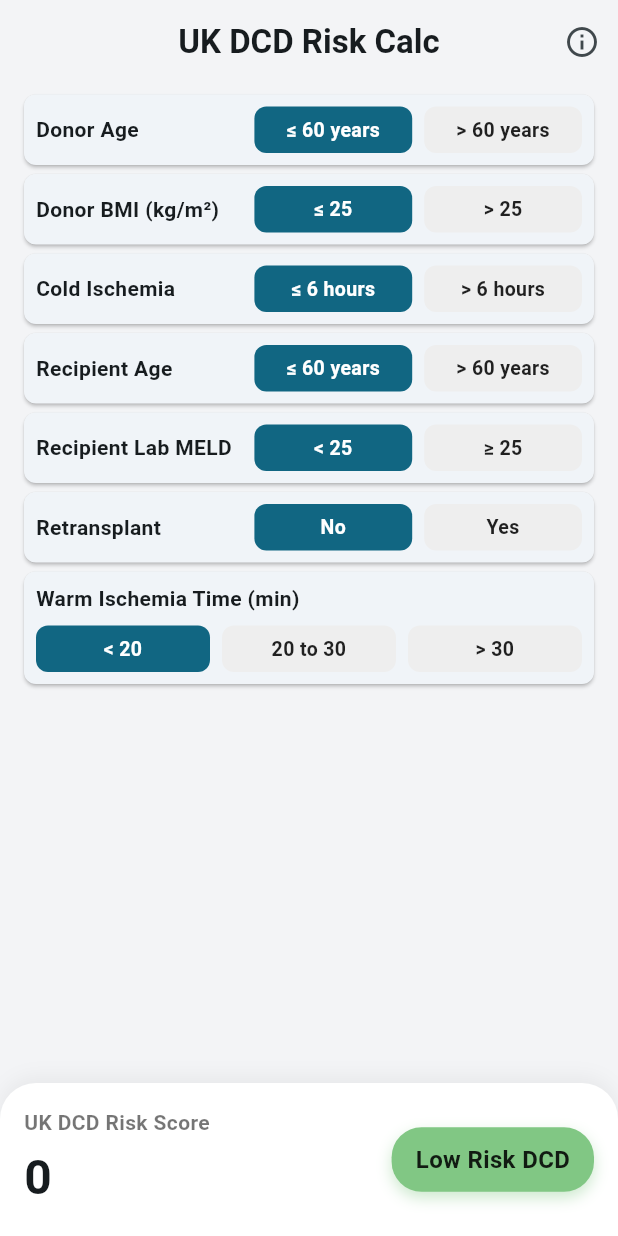
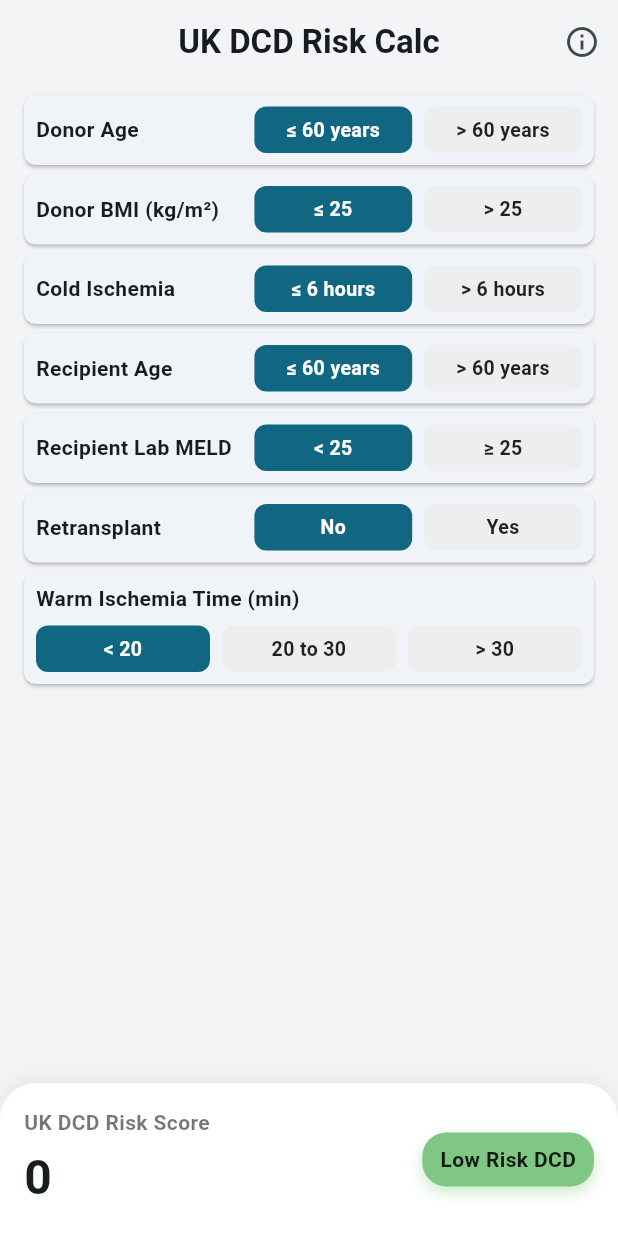
Before and after one commit to SurgeryAI/ukdcd_calc, a Flutter app: the screen it shows after launch, on a phone screen of 412 x 824 dp. Run offline on Flutter 3.47's test engine with Material 3 defaults, Android fonts, the light colour scheme and no system bars.

Commit message:
style: Refine risk score and category display layout by wrapping the score in `Expanded` and `FittedBox`, and adjusting the category container's padding, border radius, and font size.

```diff
--- a/lib/main.dart
+++ b/lib/main.dart
@@ -240,15 +240,20 @@ class _CalcRiskState extends State<CalcRisk> {
                 child: Row(
                   mainAxisAlignment: MainAxisAlignment.spaceBetween,
                   children: [
-                    Column(
+                    Expanded(
+                      child: Column(
                         crossAxisAlignment: CrossAxisAlignment.start,
                         children: [
-                        const Text(
+                          const FittedBox(
+                            fit: BoxFit.scaleDown,
+                            alignment: Alignment.centerLeft,
+                            child: Text(
                               'UK DCD Risk Score',
                               style: TextStyle(
                                 fontSize: 14,
                                 color: Colors.black54,
                                 fontWeight: FontWeight.w600,
+                              ),
                             ),
                           ),
                           const SizedBox(height: 4),
@@ -261,11 +266,13 @@ class _CalcRiskState extends State<CalcRisk> {
                           ),
                         ],
                       ),
+                    ),
+                    const SizedBox(width: 8),
                     Container(
-                      padding: const EdgeInsets.symmetric(horizontal: 16, vertical: 10),
+                      padding: const EdgeInsets.symmetric(horizontal: 12, vertical: 8),
                       decoration: BoxDecoration(
                         color: riskColor,
-                        borderRadius: BorderRadius.circular(20),
+                        borderRadius: BorderRadius.circular(16),
                         boxShadow: [
                           BoxShadow(
                             color: riskColor.withValues(alpha: 0.4),
@@ -278,7 +285,7 @@ class _CalcRiskState extends State<CalcRisk> {
                         riskCategory,
                         style: const TextStyle(
                           fontWeight: FontWeight.bold,
-                          fontSize: 16,
+                          fontSize: 14,
                           color: Colors.black87,
                         ),
                       ),
```
Lines whose indentation alone changed are shown as unchanged.
